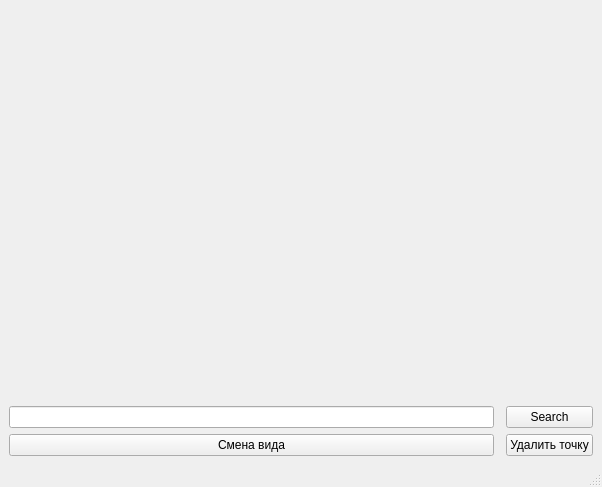
Shadowik2306/BigApi, file ui/untitled.ui: the form before one commit.
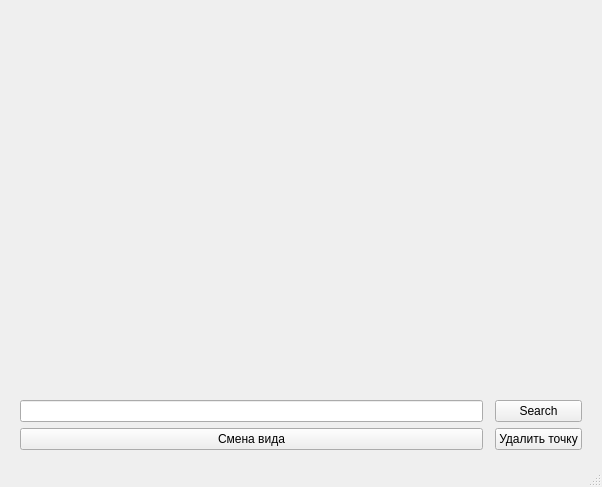
The form after the commit.

Diff of the .ui file:
```diff
--- a/ui/untitled.ui
+++ b/ui/untitled.ui
@@ -15,23 +15,49 @@
   </property>
   <widget class="QWidget" name="centralwidget">
    <layout class="QGridLayout" name="gridLayout_2">
+    <property name="leftMargin">
+     <number>20</number>
+    </property>
+    <property name="topMargin">
+     <number>15</number>
+    </property>
+    <property name="rightMargin">
+     <number>20</number>
+    </property>
+    <property name="bottomMargin">
+     <number>15</number>
+    </property>
     <item row="0" column="1">
      <layout class="QGridLayout" name="gridLayout">
-      <item row="0" column="0" colspan="3">
+      <item row="3" column="2">
+       <widget class="QPushButton" name="delPointBut">
+        <property name="text">
+         <string>Удалить точку</string>
+        </property>
+       </widget>
+      </item>
+      <item row="1" column="0" colspan="3">
        <widget class="QLabel" name="img">
         <property name="text">
          <string/>
         </property>
        </widget>
       </item>
-      <item row="1" column="2">
+      <item row="3" column="0">
+       <widget class="QPushButton" name="view">
+        <property name="text">
+         <string>Смена вида</string>
+        </property>
+       </widget>
+      </item>
+      <item row="2" column="2">
        <widget class="QPushButton" name="search">
         <property name="text">
          <string>Search</string>
         </property>
        </widget>
       </item>
-      <item row="1" column="0">
+      <item row="2" column="0">
        <widget class="QLineEdit" name="place">
         <property name="minimumSize">
          <size>
@@ -41,17 +67,26 @@
         </property>
        </widget>
       </item>
-      <item row="2" column="0">
-       <widget class="QPushButton" name="view">
-        <property name="text">
-         <string>Смена вида</string>
+      <item row="0" column="0" colspan="3">
+       <widget class="QLabel" name="addressLabel">
+        <property name="maximumSize">
+         <size>
+          <width>16777215</width>
+          <height>21</height>
+         </size>
         </property>
-       </widget>
-      </item>
-      <item row="2" column="2">
-       <widget class="QPushButton" name="delPointBut">
+        <property name="font">
+         <font>
+          <pointsize>15</pointsize>
+          <weight>75</weight>
+          <bold>true</bold>
+         </font>
+        </property>
         <property name="text">
-         <string>Удалить точку</string>
+         <string/>
+        </property>
+        <property name="alignment">
+         <set>Qt::AlignCenter</set>
         </property>
        </widget>
       </item>
```
